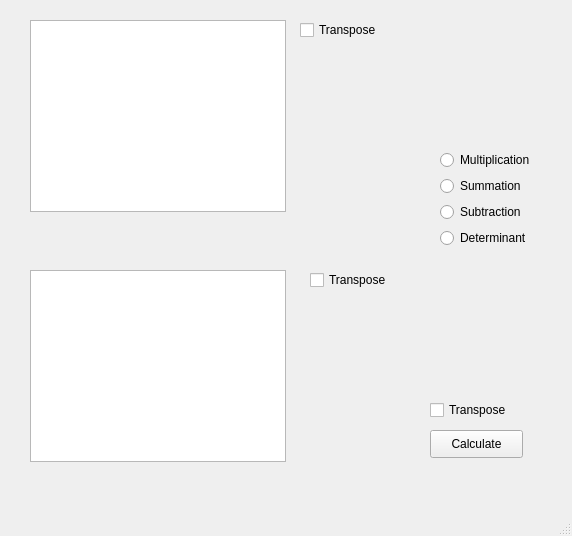
This is matrix_calc.ui in aucaIdrisov/matrix-calculator as Qt 5 draws it before an edit. The edited form follows.
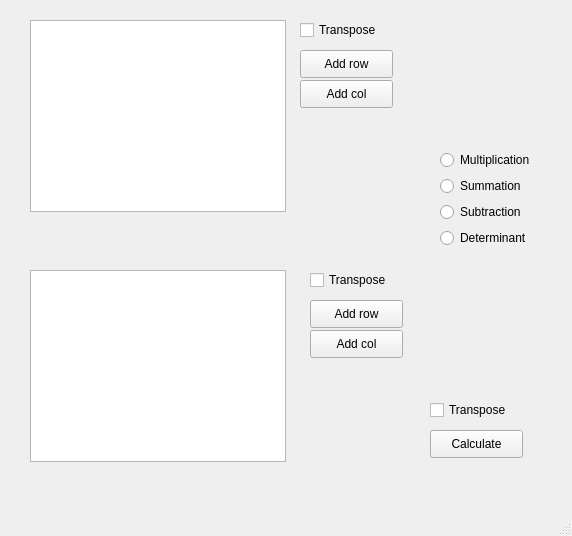
This is the edited form.

Commit message: added buttons for adding cols and rows

```diff
--- a/matrix_calc.ui
+++ b/matrix_calc.ui
@@ -86,6 +86,58 @@
      <string>Transpose</string>
     </property>
    </widget>
+   <widget class="QPushButton" name="bt_add_row1">
+    <property name="geometry">
+     <rect>
+      <x>300</x>
+      <y>50</y>
+      <width>93</width>
+      <height>28</height>
+     </rect>
+    </property>
+    <property name="text">
+     <string>Add row</string>
+    </property>
+   </widget>
+   <widget class="QPushButton" name="bt_add_col1">
+    <property name="geometry">
+     <rect>
+      <x>300</x>
+      <y>80</y>
+      <width>93</width>
+      <height>28</height>
+     </rect>
+    </property>
+    <property name="text">
+     <string>Add col</string>
+    </property>
+   </widget>
+   <widget class="QPushButton" name="bt_add_row2">
+    <property name="geometry">
+     <rect>
+      <x>310</x>
+      <y>300</y>
+      <width>93</width>
+      <height>28</height>
+     </rect>
+    </property>
+    <property name="text">
+     <string>Add row</string>
+    </property>
+   </widget>
+   <widget class="QPushButton" name="bt_add_col2">
+    <property name="geometry">
+     <rect>
+      <x>310</x>
+      <y>330</y>
+      <width>93</width>
+      <height>28</height>
+     </rect>
+    </property>
+    <property name="text">
+     <string>Add col</string>
+    </property>
+   </widget>
    <widget class="QWidget" name="">
     <property name="geometry">
      <rect>
```
